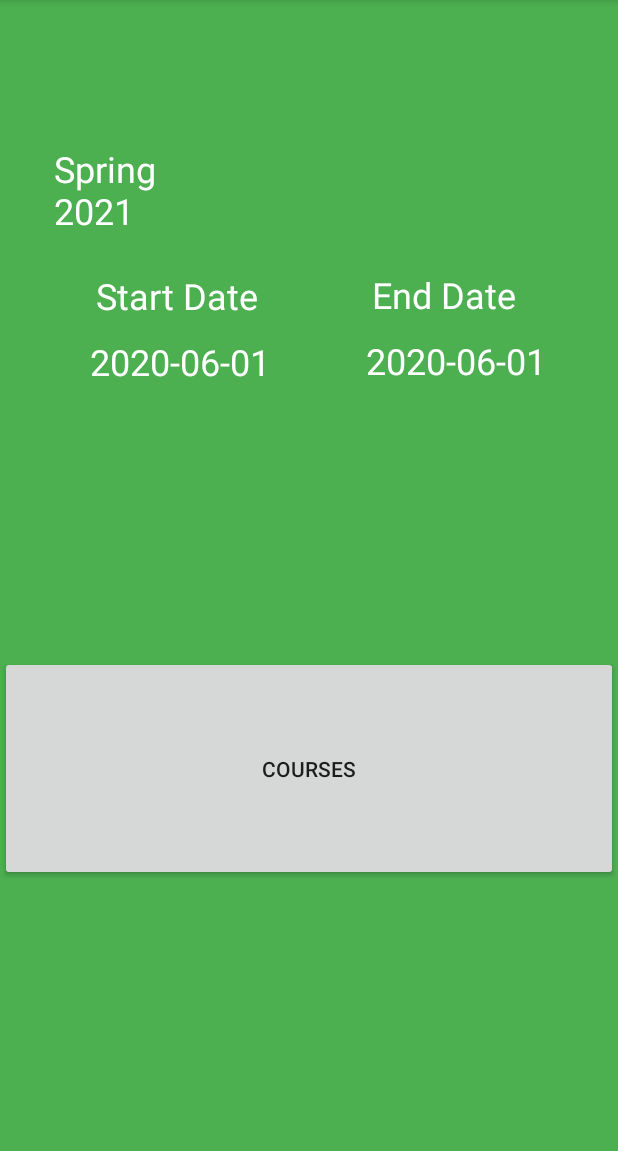
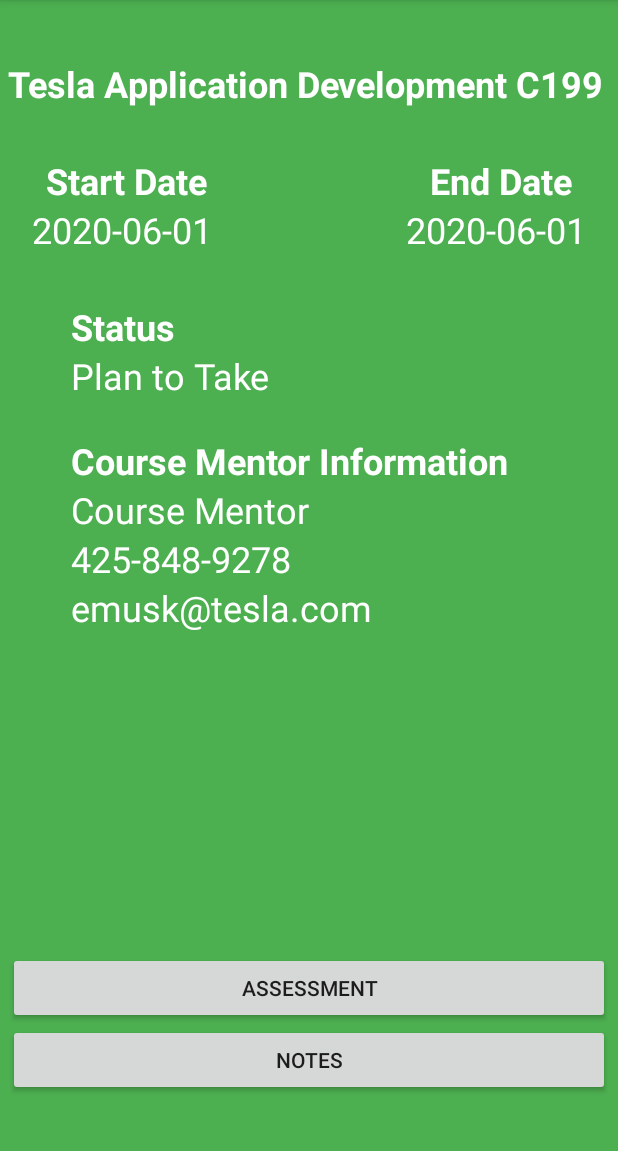
Before and after one commit to aguirretim/TimsWGUSchedulertracker, an Android app: the CourseListView screen opened directly, with no data from a screen before it, after a tap on "Tesla Application Development C199", on a phone screen of 412 x 824 dp, the part 84-1235 px from its top. Run offline under Robolectric (Android 15) with nearby library versions, the phone set to English and light mode, and no system bars.

Commit message:
Course Detail View Created

```diff
--- a/app/src/main/AndroidManifest.xml
+++ b/app/src/main/AndroidManifest.xml
@@ -9,7 +9,8 @@
         android:roundIcon="@mipmap/ic_launcher_round"
         android:supportsRtl="true"
         android:theme="@style/AppTheme">
-        <activity android:name=".screensandviewscontrollers.CourseListView"></activity>
+        <activity android:name=".screensandviewscontrollers.CourseDetailView" />
+        <activity android:name=".screensandviewscontrollers.CourseListView" />
         <activity android:name=".screensandviewscontrollers.TermCreateView" />
         <activity android:name=".screensandviewscontrollers.TermDetailView" />
         <activity android:name=".screensandviewscontrollers.AllTerms" />
--- /dev/null
+++ b/app/src/main/java/com/example/timswguschedulertracker/screensandviewscontrollers/CourseDetailView.java
@@ -0,0 +1,16 @@
+package com.example.timswguschedulertracker.screensandviewscontrollers;
+
+import androidx.appcompat.app.AppCompatActivity;
+
+import android.os.Bundle;
+
+import com.example.timswguschedulertracker.R;
+
+public class CourseDetailView extends AppCompatActivity {
+
+    @Override
+    protected void onCreate(Bundle savedInstanceState) {
+        super.onCreate(savedInstanceState);
+        setContentView(R.layout.course_detail_view);
+    }
+}
--- a/app/src/main/java/com/example/timswguschedulertracker/screensandviewscontrollers/CourseListView.java
+++ b/app/src/main/java/com/example/timswguschedulertracker/screensandviewscontrollers/CourseListView.java
@@ -35,7 +35,7 @@
         RecycleListView.setAdapter(CourseAdapter);
         RecycleListView.setLayoutManager(new LinearLayoutManager(CourseListView.this));
 
-        Course testCourse = new Course(23,"Tesla Application Development C199","2020-06-01","2020-12-31","In Progress","Elon Musk","425-848-9278","emusk@gmail.com");
+        Course testCourse = new Course(23,"Tesla Application Development C199","2020-06-01","2020-12-31","In Progress","Elon Musk","425-848-9278","emusk@tesla.com");
         Course testCourse2 = new Course(25,"Apple Application Development C196","2020-09-01","2020-03-31","Plan to Take","Tim Cook","206-212-9853","tcook@gmail.com");
         Course testCourse3 = new Course(29,"Amazon Application Development C100","2020-03-01","2020-09-31","completed","Jeff Bezos","425-848-9278","emusk@gmail.com");
 
@@ -63,7 +63,7 @@
     //Method for changing view
     private void showCourseDetailView() {
 
-        Intent intent = new Intent(this, TermDetailView.class);
+        Intent intent = new Intent(this, CourseDetailView.class);
 
         // to pass a key intent.putExtra("name",name);
         startActivity(intent);
--- /dev/null
+++ b/app/src/main/res/layout/course_detail_view.xml
@@ -0,0 +1,190 @@
+<?xml version="1.0" encoding="utf-8"?>
+<androidx.constraintlayout.widget.ConstraintLayout xmlns:android="http://schemas.android.com/apk/res/android"
+    xmlns:app="http://schemas.android.com/apk/res-auto"
+    xmlns:tools="http://schemas.android.com/tools"
+    android:layout_width="match_parent"
+    android:layout_height="match_parent"
+    android:background="#4CAF50"
+    android:padding="5dp"
+    tools:context=".screensandviewscontrollers.CourseDetailView">
+
+    <TextView
+        android:id="@+id/startDate"
+        android:layout_width="wrap_content"
+        android:layout_height="wrap_content"
+        android:layout_marginStart="16dp"
+        android:layout_marginLeft="16dp"
+        android:text="2020-06-01"
+        android:textColor="@android:color/white"
+        android:textSize="24sp"
+        app:layout_constraintStart_toStartOf="parent"
+        app:layout_constraintTop_toBottomOf="@+id/startDateLabel"
+        tools:text="2020-06-01" />
+
+    <TextView
+        android:id="@+id/endDateLabel"
+        android:layout_width="wrap_content"
+        android:layout_height="wrap_content"
+        android:layout_alignParentTop="false"
+        android:layout_alignParentEnd="true"
+        android:layout_alignParentRight="true"
+        android:layout_centerVertical="true"
+        android:layout_marginTop="32dp"
+        android:layout_marginEnd="25dp"
+        android:layout_marginRight="25dp"
+        android:text="End Date"
+        android:textColor="@android:color/white"
+        android:textSize="24sp"
+        android:textStyle="bold"
+        app:layout_constraintEnd_toEndOf="parent"
+        app:layout_constraintTop_toBottomOf="@+id/courseTitleLabel"
+        tools:text="End Date" />
+
+    <TextView
+        android:id="@+id/courseTitleLabel"
+        android:layout_width="0dp"
+        android:layout_height="wrap_content"
+        android:layout_marginTop="34dp"
+        android:text="Tesla Application Development C199"
+        android:textColor="@android:color/white"
+        android:textSize="24sp"
+        android:textStyle="bold"
+        app:layout_constraintEnd_toEndOf="parent"
+        app:layout_constraintStart_toStartOf="parent"
+        app:layout_constraintTop_toTopOf="parent"
+        tools:text="Tesla Application Development C199" />
+
+    <TextView
+        android:id="@+id/endDate"
+        android:layout_width="wrap_content"
+        android:layout_height="wrap_content"
+
+        android:layout_marginEnd="16dp"
+        android:layout_marginRight="16dp"
+        android:text="2020-06-01"
+
+        android:textColor="@android:color/white"
+        android:textSize="24sp"
+        app:layout_constraintEnd_toEndOf="parent"
+        app:layout_constraintTop_toBottomOf="@+id/endDateLabel"
+        tools:text="2020-06-01" />
+
+    <TextView
+        android:id="@+id/startDateLabel"
+        android:layout_width="wrap_content"
+        android:layout_height="wrap_content"
+        android:layout_marginLeft="25dp"
+        android:layout_marginTop="32dp"
+        android:text="Start Date"
+        android:textColor="@android:color/white"
+        android:textSize="24sp"
+        android:textStyle="bold"
+        app:layout_constraintStart_toStartOf="parent"
+        app:layout_constraintTop_toBottomOf="@+id/courseTitleLabel"
+        tools:text="Start Date" />
+
+
+    <TextView
+        android:id="@+id/courseStatusLabel"
+        android:layout_width="wrap_content"
+        android:layout_height="wrap_content"
+        android:layout_marginStart="42dp"
+
+        android:layout_marginLeft="42dp"
+        android:layout_marginTop="32dp"
+        android:text="Status"
+        android:textColor="@android:color/white"
+        android:textSize="24sp"
+        android:textStyle="bold"
+        app:layout_constraintStart_toStartOf="parent"
+        app:layout_constraintTop_toBottomOf="@+id/startDate"
+        tools:text="Status" />
+
+    <TextView
+        android:id="@+id/courseStatus"
+        android:layout_width="wrap_content"
+        android:layout_height="wrap_content"
+
+        android:layout_marginStart="42dp"
+        android:layout_marginLeft="42dp"
+
+        android:text="Plan to Take"
+        android:textColor="@android:color/white"
+        android:textSize="24sp"
+        app:layout_constraintStart_toStartOf="parent"
+        app:layout_constraintTop_toBottomOf="@+id/courseStatusLabel"
+        tools:text="Plan to Take" />
+
+    <TextView
+        android:id="@+id/courseMentorLable"
+        android:layout_width="wrap_content"
+        android:layout_height="wrap_content"
+        android:layout_marginStart="42dp"
+        android:layout_marginLeft="42dp"
+        android:layout_marginTop="24dp"
+        android:text="Course Mentor Information"
+        android:textColor="@android:color/white"
+        android:textSize="24sp"
+        android:textStyle="bold"
+        app:layout_constraintStart_toStartOf="parent"
+        app:layout_constraintTop_toBottomOf="@+id/courseStatus"
+        tools:text="Course Mentor Information" />
+    <TextView
+        android:id="@+id/courseMentor"
+        android:layout_width="wrap_content"
+        android:layout_height="wrap_content"
+        android:layout_marginStart="42dp"
+        android:layout_marginLeft="42dp"
+        android:text="Course Mentor"
+        android:textColor="@android:color/white"
+        android:textSize="24sp"
+        app:layout_constraintStart_toStartOf="parent"
+        app:layout_constraintTop_toBottomOf="@+id/courseMentorLable"
+        tools:text="Course Mentor" />
+    <TextView
+        android:id="@+id/courseMentorPhone"
+        android:layout_width="wrap_content"
+        android:layout_height="wrap_content"
+        android:layout_marginStart="42dp"
+        android:layout_marginLeft="42dp"
+        android:text="425-848-9278"
+        android:textColor="@android:color/white"
+        android:textSize="24sp"
+        app:layout_constraintStart_toStartOf="parent"
+        app:layout_constraintTop_toBottomOf="@+id/courseMentor"
+        tools:text="425-848-9278" />
+    <TextView
+        android:id="@+id/courseMentorEmail"
+        android:layout_width="wrap_content"
+        android:layout_height="wrap_content"
+        android:layout_marginStart="42dp"
+        android:layout_marginLeft="42dp"
+        android:text="emusk@tesla.com"
+        android:textColor="@android:color/white"
+        android:textSize="24sp"
+        app:layout_constraintStart_toStartOf="parent"
+        app:layout_constraintTop_toBottomOf="@+id/courseMentorPhone"
+        tools:text="emusk@tesla.com" />
+
+
+    <Button
+        android:id="@+id/notesListButton"
+        android:layout_width="0dp"
+        android:layout_height="wrap_content"
+        android:layout_marginBottom="32dp"
+        android:text="Notes"
+        app:layout_constraintBottom_toBottomOf="parent"
+        app:layout_constraintEnd_toEndOf="parent"
+        app:layout_constraintStart_toStartOf="parent" />
+
+    <Button
+        android:id="@+id/assessmentListButton"
+        android:layout_width="0dp"
+        android:layout_height="wrap_content"
+        android:text="Assessment"
+        app:layout_constraintBottom_toTopOf="@+id/notesListButton"
+        app:layout_constraintEnd_toEndOf="parent"
+        app:layout_constraintStart_toStartOf="parent" />
+
+
+</androidx.constraintlayout.widget.ConstraintLayout>
```
